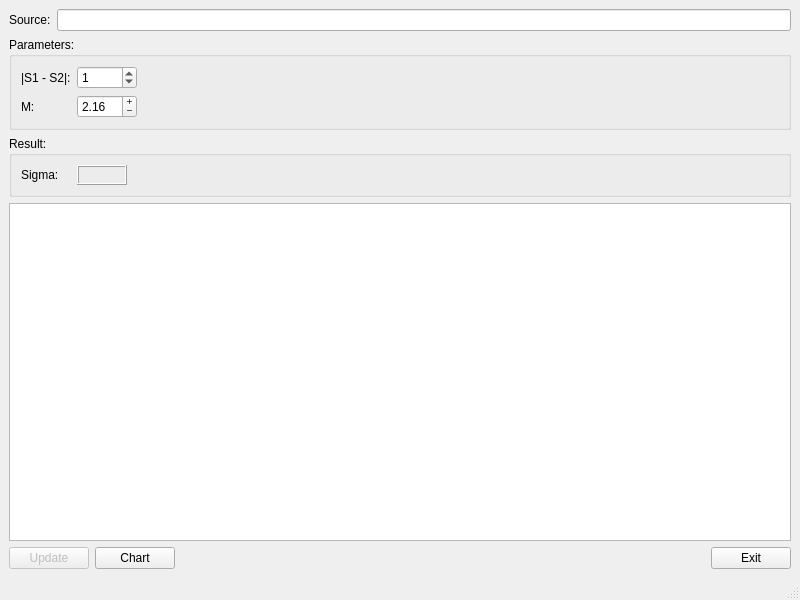
rodnaxel/FindPair, file ui/mainwindow.ui: the form before one commit.
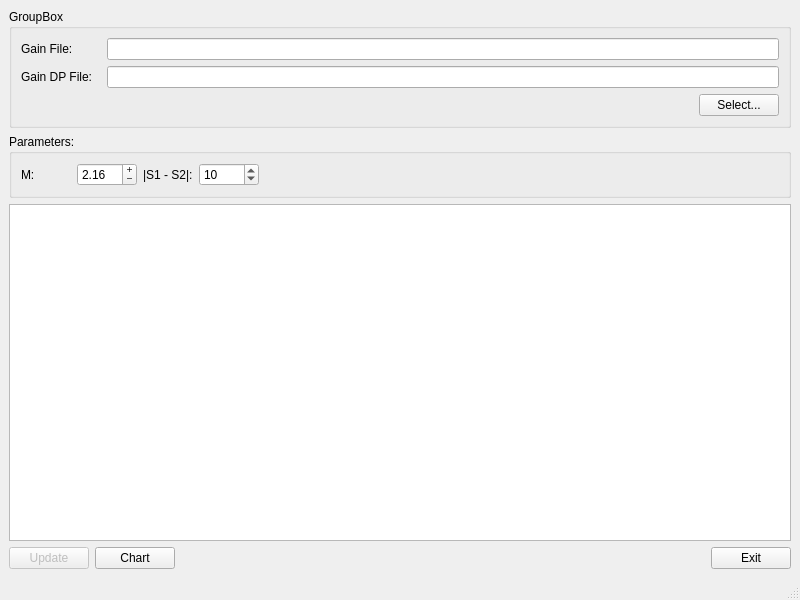
The form after the commit.

Commit message: feat(ui): add fields for select path to gain digital potentiometer

```diff
--- a/ui/mainwindow.ui
+++ b/ui/mainwindow.ui
@@ -16,84 +16,110 @@
   <widget class="QWidget" name="centralwidget">
    <layout class="QVBoxLayout" name="verticalLayout_2">
     <item>
-     <layout class="QHBoxLayout" name="selectPathLayout">
-      <item>
-       <widget class="QLabel" name="label">
-        <property name="text">
-         <string>Source:</string>
-        </property>
-       </widget>
-      </item>
-      <item>
-       <widget class="QLineEdit" name="pathLine">
-        <property name="autoFillBackground">
-         <bool>false</bool>
-        </property>
-        <property name="frame">
-         <bool>true</bool>
-        </property>
-        <property name="readOnly">
-         <bool>true</bool>
-        </property>
-        <property name="placeholderText">
-         <string/>
-        </property>
-       </widget>
-      </item>
-     </layout>
+     <widget class="QGroupBox" name="sourceGroup">
+      <property name="title">
+       <string>GroupBox</string>
+      </property>
+      <layout class="QVBoxLayout" name="verticalLayout_4">
+       <item>
+        <layout class="QHBoxLayout" name="selectPathLayout">
+         <item>
+          <widget class="QLabel" name="label">
+           <property name="minimumSize">
+            <size>
+             <width>80</width>
+             <height>0</height>
+            </size>
+           </property>
+           <property name="text">
+            <string>Gain File:</string>
+           </property>
+          </widget>
+         </item>
+         <item>
+          <widget class="QLineEdit" name="pathLine">
+           <property name="autoFillBackground">
+            <bool>false</bool>
+           </property>
+           <property name="frame">
+            <bool>true</bool>
+           </property>
+           <property name="readOnly">
+            <bool>true</bool>
+           </property>
+           <property name="placeholderText">
+            <string/>
+           </property>
+          </widget>
+         </item>
+        </layout>
+       </item>
+       <item>
+        <layout class="QHBoxLayout" name="selectPathLayout_3">
+         <item>
+          <widget class="QLabel" name="label_6">
+           <property name="minimumSize">
+            <size>
+             <width>80</width>
+             <height>0</height>
+            </size>
+           </property>
+           <property name="text">
+            <string>Gain DP File:</string>
+           </property>
+          </widget>
+         </item>
+         <item>
+          <widget class="QLineEdit" name="pathLine_3">
+           <property name="autoFillBackground">
+            <bool>false</bool>
+           </property>
+           <property name="frame">
+            <bool>true</bool>
+           </property>
+           <property name="readOnly">
+            <bool>true</bool>
+           </property>
+           <property name="placeholderText">
+            <string/>
+           </property>
+          </widget>
+         </item>
+        </layout>
+       </item>
+       <item>
+        <layout class="QHBoxLayout" name="horizontalLayout">
+         <item>
+          <spacer name="horizontalSpacer_5">
+           <property name="orientation">
+            <enum>Qt::Horizontal</enum>
+           </property>
+           <property name="sizeHint" stdset="0">
+            <size>
+             <width>40</width>
+             <height>20</height>
+            </size>
+           </property>
+          </spacer>
+         </item>
+         <item>
+          <widget class="QPushButton" name="selectButton">
+           <property name="text">
+            <string>Select...</string>
+           </property>
+          </widget>
+         </item>
+        </layout>
+       </item>
+      </layout>
+     </widget>
     </item>
     <item>
      <widget class="QGroupBox" name="parameterBox">
       <property name="title">
        <string>Parameters:</string>
       </property>
-      <layout class="QVBoxLayout" name="verticalLayout">
-       <item>
-        <layout class="QHBoxLayout" name="deltaLayout">
-         <item>
-          <widget class="QLabel" name="label_2">
-           <property name="minimumSize">
-            <size>
-             <width>50</width>
-             <height>0</height>
-            </size>
-           </property>
-           <property name="text">
-            <string>|S1 - S2|:</string>
-           </property>
-          </widget>
-         </item>
-         <item>
-          <widget class="QSpinBox" name="deltaSpin">
-           <property name="minimumSize">
-            <size>
-             <width>60</width>
-             <height>0</height>
-            </size>
-           </property>
-           <property name="maximum">
-            <number>255</number>
-           </property>
-           <property name="value">
-            <number>1</number>
-           </property>
-          </widget>
-         </item>
-         <item>
-          <spacer name="horizontalSpacer_2">
-           <property name="orientation">
-            <enum>Qt::Horizontal</enum>
-           </property>
-           <property name="sizeHint" stdset="0">
-            <size>
-             <width>40</width>
-             <height>20</height>
-            </size>
-           </property>
-          </spacer>
-         </item>
-        </layout>
-       </item>
+      <layout class="QHBoxLayout" name="horizontalLayout_2">
        <item>
         <layout class="QHBoxLayout" name="ratioMLayout">
          <item>
@@ -140,6 +166,39 @@
            </property>
           </widget>
          </item>
+        </layout>
+       </item>
+       <item>
+        <layout class="QHBoxLayout" name="deltaLayout">
+         <item>
+          <widget class="QLabel" name="label_2">
+           <property name="minimumSize">
+            <size>
+             <width>50</width>
+             <height>0</height>
+            </size>
+           </property>
+           <property name="text">
+            <string>|S1 - S2|:</string>
+           </property>
+          </widget>
+         </item>
+         <item>
+          <widget class="QSpinBox" name="deltaSpin">
+           <property name="minimumSize">
+            <size>
+             <width>60</width>
+             <height>0</height>
+            </size>
+           </property>
+           <property name="maximum">
+            <number>255</number>
+           </property>
+           <property name="value">
+            <number>10</number>
+           </property>
+          </widget>
+         </item>
          <item>
           <spacer name="horizontalSpacer">
            <property name="orientation">
@@ -159,66 +218,12 @@
      </widget>
     </item>
     <item>
-     <widget class="QGroupBox" name="groupBox">
-      <property name="title">
-       <string>Result:</string>
+     <widget class="QTableView" name="tableView">
+      <property name="frameShadow">
+       <enum>QFrame::Plain</enum>
       </property>
-      <layout class="QVBoxLayout" name="verticalLayout_3">
-       <item>
-        <layout class="QHBoxLayout" name="layout">
-         <item>
-          <widget class="QLabel" name="label_4">
-           <property name="minimumSize">
-            <size>
-             <width>50</width>
-             <height>0</height>
-            </size>
-           </property>
-           <property name="text">
-            <string>Sigma:</string>
-           </property>
-          </widget>
-         </item>
-         <item>
-          <widget class="QLabel" name="msdLabel">
-           <property name="minimumSize">
-            <size>
-             <width>50</width>
-             <height>0</height>
-            </size>
-           </property>
-           <property name="frameShape">
-            <enum>QFrame::Box</enum>
-           </property>
-           <property name="frameShadow">
-            <enum>QFrame::Raised</enum>
-           </property>
-           <property name="text">
-            <string/>
-           </property>
-          </widget>
-         </item>
-         <item>
-          <spacer name="horizontalSpacer_4">
-           <property name="orientation">
-            <enum>Qt::Horizontal</enum>
-           </property>
-           <property name="sizeHint" stdset="0">
-            <size>
-             <width>40</width>
-             <height>20</height>
-            </size>
-           </property>
-          </spacer>
-         </item>
-        </layout>
-       </item>
-      </layout>
      </widget>
     </item>
-    <item>
-     <widget class="QTableView" name="tableView"/>
-    </item>
     <item>
      <layout class="QHBoxLayout" name="buttonsLayout">
       <item>
```
The commit also changes 5 other files.
